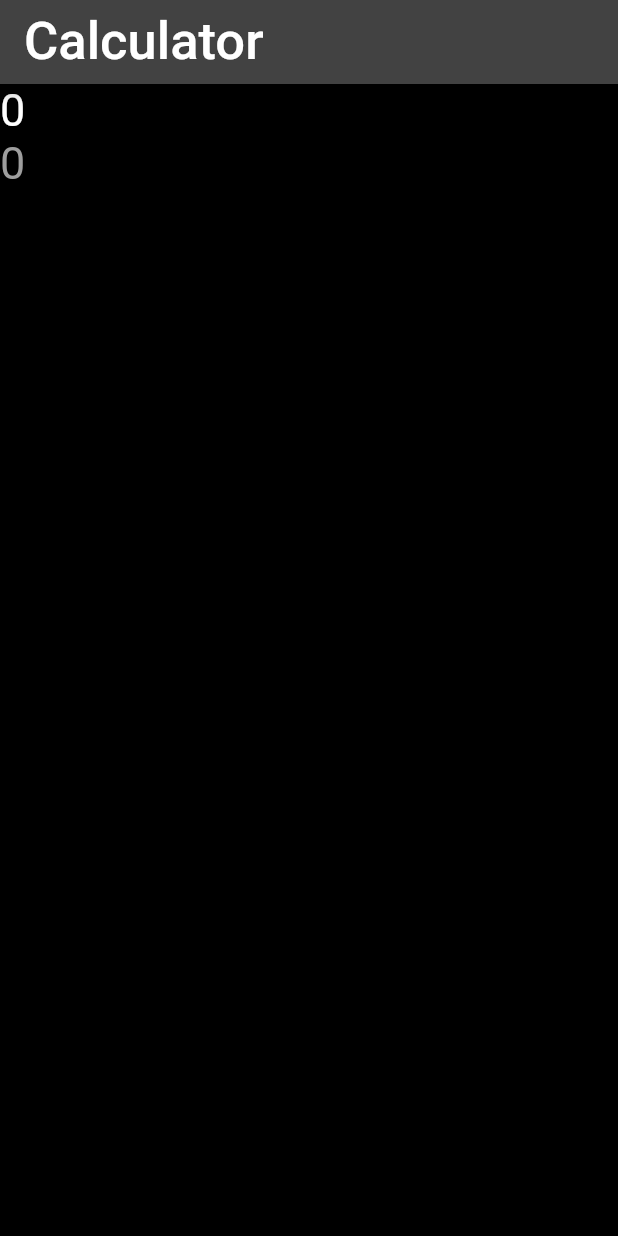
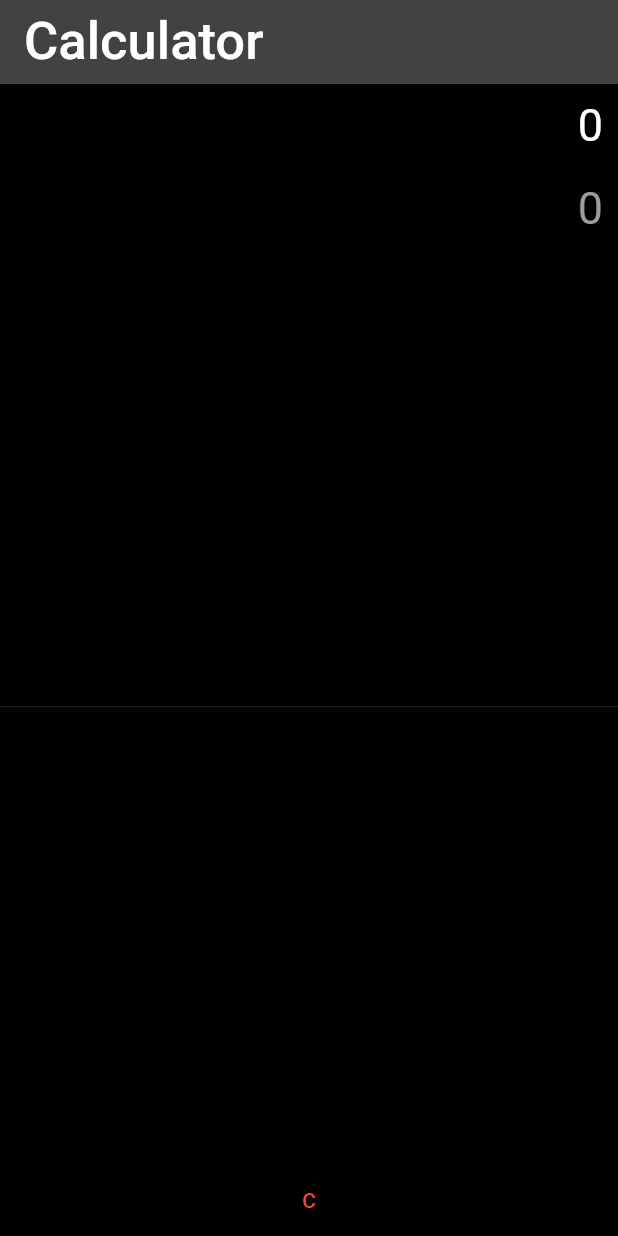
Before and after one commit to adrian-szwejk/Calculator-App, a Flutter app: the screen it shows after launch, on a phone screen of 412 x 824 dp. Run offline on Flutter 3.47's test engine with Material 2 defaults, Android fonts, the phone set to English and light mode, and no system bars.

Commit message:
added table for calculator  functions buttons

```diff
--- a/lib/main.dart
+++ b/lib/main.dart
@@ -49,6 +49,8 @@ class _CalcViewState extends State<CalcView> {
       body: Column(
         children: <Widget>[
           Container(
+            alignment: Alignment.centerRight,
+            padding: const EdgeInsets.all(10.0),
             //Container is a class that combines design widgets to make it more convenient (Basically a container is like a box to store contents)
             child: const Text(
               //child in this context means that you can only have one widget in this container
@@ -57,6 +59,8 @@ class _CalcViewState extends State<CalcView> {
             ),
           ),
           Container(
+            alignment: Alignment.centerRight,
+            padding: const EdgeInsets.all(10.0),
             child: const Text(
               //child in this context means that you can only have one widget in this container
               "0",
@@ -66,6 +70,30 @@ class _CalcViewState extends State<CalcView> {
               ),
             ),
           ),
+          const Expanded(
+            //Expanded widgets give the widget inside of it as much space as it can occupy
+            child: Divider(),
+          ),
+          Table(
+            //Used to create cells with buttons in each in the shape of a table
+            children: <TableRow>[
+              TableRow(
+                //Table requires a list of Tablerows(which are like the rows of cells of the table)
+                children: <Widget>[
+                  TextButton(
+                    //Creating a button for the clear button
+                    onPressed: () {},
+                    child: const Text(
+                      "C",
+                      style: TextStyle(
+                        color: Colors.red,
+                      ),
+                    ),
+                  ),
+                ],
+              ),
+            ],
+          ),
         ],
       ),
     );
```
